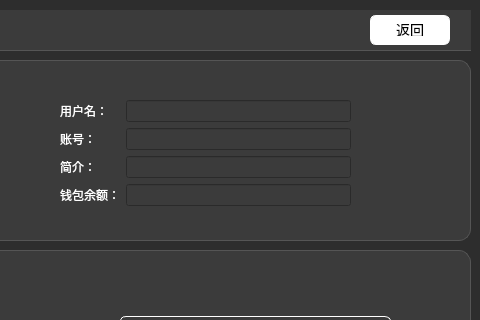
The window that Flight/userprofile.ui (wuyh266/Flight_Management) describes before a commit, drawn with Qt 5; both pictures show x 520 to 1000 and y 0 to 320 of the 1000 by 700 pixel window.
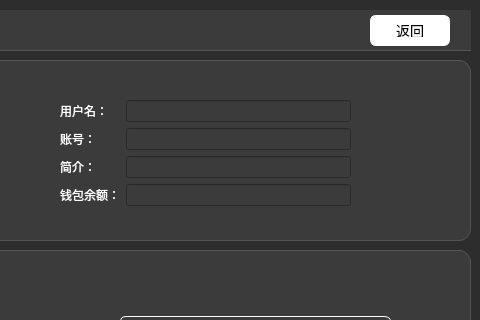
The same window after the commit.

What changed in the file:
```diff
--- a/Flight/userprofile.ui
+++ b/Flight/userprofile.ui
@@ -138,7 +138,7 @@
       <x>880</x>
       <y>5</y>
       <width>80</width>
-      <height>30</height>
+      <height>31</height>
      </rect>
     </property>
     <property name="styleSheet">
```
